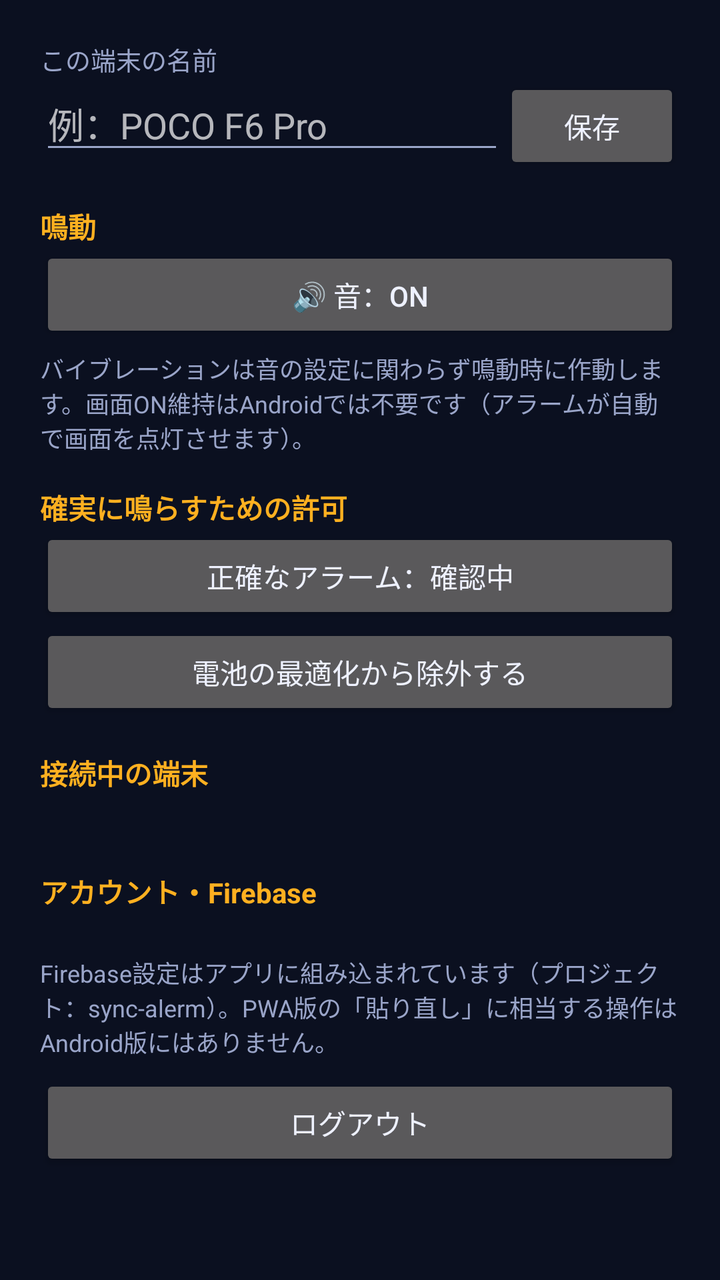
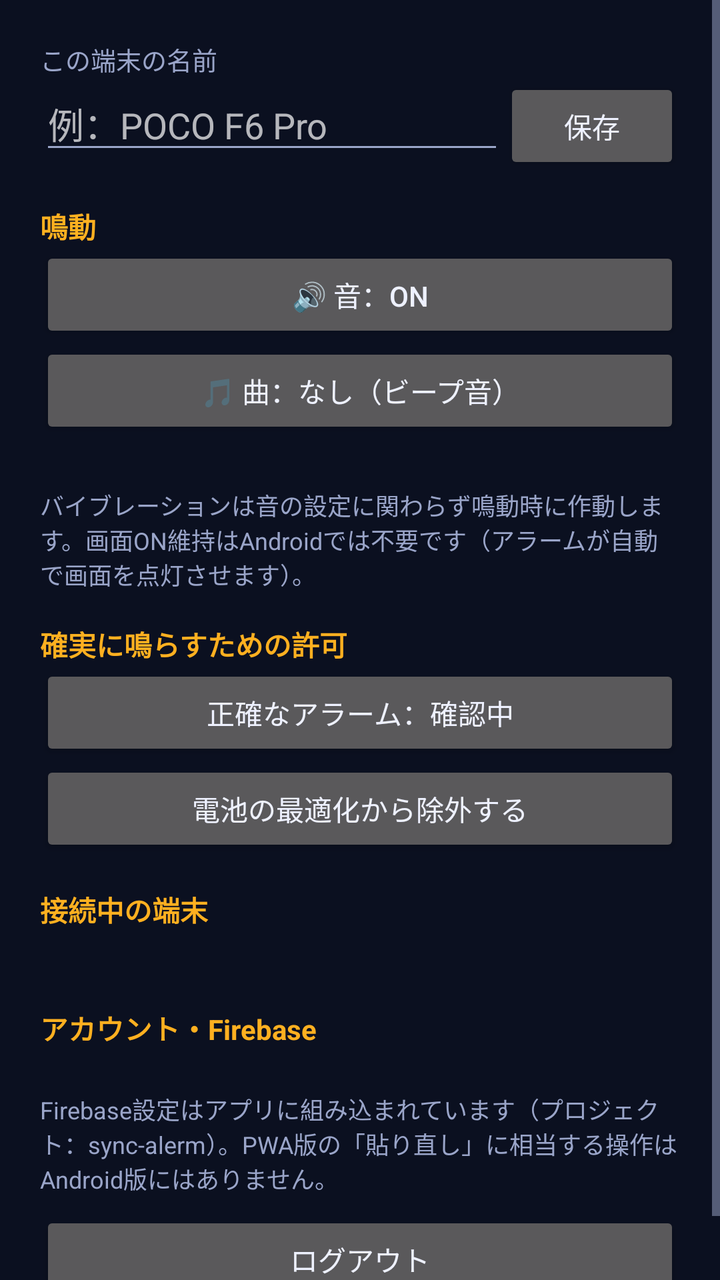

An Android layout rendered at two revisions. The XML below is the earlier revision; the diff shows what the commit changed to produce the second picture.
<!-- AndroidManifest.xml: application theme Theme.SyncAlarm -->
<!-- res/layout/dialog_settings.xml -->
<?xml version="1.0" encoding="utf-8"?>
<ScrollView xmlns:android="http://schemas.android.com/apk/res/android"
    android:layout_width="match_parent"
    android:layout_height="wrap_content">

    <LinearLayout
        android:layout_width="match_parent"
        android:layout_height="wrap_content"
        android:orientation="vertical"
        android:padding="20dp">

        <TextView
            android:layout_width="match_parent"
            android:layout_height="wrap_content"
            android:text="この端末の名前"
            android:textColor="@color/muted"
            android:textSize="12.5sp" />

        <LinearLayout
            android:layout_width="match_parent"
            android:layout_height="wrap_content"
            android:orientation="horizontal">

            <EditText
                android:id="@+id/deviceNameInput"
                android:layout_width="0dp"
                android:layout_height="wrap_content"
                android:layout_weight="1"
                android:hint="例：POCO F6 Pro"
                android:inputType="text"
                android:maxLines="1" />

            <Button
                android:id="@+id/saveDeviceBtn"
                android:layout_width="wrap_content"
                android:layout_height="wrap_content"
                android:text="保存" />
        </LinearLayout>

        <TextView
            android:layout_width="match_parent"
            android:layout_height="wrap_content"
            android:layout_marginTop="16dp"
            android:text="鳴動"
            android:textColor="@color/accent"
            android:textSize="14sp"
            android:textStyle="bold" />

        <Button
            android:id="@+id/soundBtn"
            android:layout_width="match_parent"
            android:layout_height="wrap_content"
            android:text="🔊 音：ON" />

        <TextView
            android:layout_width="match_parent"
            android:layout_height="wrap_content"
            android:layout_marginTop="4dp"
            android:text="バイブレーションは音の設定に関わらず鳴動時に作動します。画面ON維持はAndroidでは不要です（アラームが自動で画面を点灯させます）。"
            android:textColor="@color/muted"
            android:textSize="12sp" />

        <TextView
            android:layout_width="match_parent"
            android:layout_height="wrap_content"
            android:layout_marginTop="16dp"
            android:text="確実に鳴らすための許可"
            android:textColor="@color/accent"
            android:textSize="14sp"
            android:textStyle="bold" />

        <Button
            android:id="@+id/exactBtn"
            android:layout_width="match_parent"
            android:layout_height="wrap_content"
            android:text="正確なアラーム：確認中" />

        <Button
            android:id="@+id/batteryBtn"
            android:layout_width="match_parent"
            android:layout_height="wrap_content"
            android:text="電池の最適化から除外する" />

        <TextView
            android:layout_width="match_parent"
            android:layout_height="wrap_content"
            android:layout_marginTop="16dp"
            android:text="接続中の端末"
            android:textColor="@color/accent"
            android:textSize="14sp"
            android:textStyle="bold" />

        <TextView
            android:id="@+id/devicesText"
            android:layout_width="match_parent"
            android:layout_height="wrap_content"
            android:layout_marginTop="4dp"
            android:textColor="@color/text"
            android:textSize="13.5sp" />

        <TextView
            android:layout_width="match_parent"
            android:layout_height="wrap_content"
            android:layout_marginTop="16dp"
            android:text="アカウント・Firebase"
            android:textColor="@color/accent"
            android:textSize="14sp"
            android:textStyle="bold" />

        <TextView
            android:id="@+id/accountText"
            android:layout_width="match_parent"
            android:layout_height="wrap_content"
            android:textColor="@color/muted"
            android:textSize="12.5sp" />

        <TextView
            android:layout_width="match_parent"
            android:layout_height="wrap_content"
            android:layout_marginTop="4dp"
            android:text="Firebase設定はアプリに組み込まれています（プロジェクト：sync-alerm）。PWA版の「貼り直し」に相当する操作はAndroid版にはありません。"
            android:textColor="@color/muted"
            android:textSize="12sp" />

        <Button
            android:id="@+id/logoutBtn"
            android:layout_width="match_parent"
            android:layout_height="wrap_content"
            android:layout_marginTop="8dp"
            android:text="ログアウト" />
    </LinearLayout>
</ScrollView>
<!-- resources referenced by this layout -->
<resources>
  <color name="accent">#FFB020</color>
  <color name="muted">#9AA5C9</color>
  <color name="text">#EEF1FF</color>
  <style name="Theme.SyncAlarm" parent="Theme.AppCompat.NoActionBar">
          <item name="colorPrimary">@color/accent</item>
          <item name="colorAccent">@color/accent</item>
          <item name="android:windowBackground">@color/bg</item>
          <item name="android:statusBarColor">@color/bg</item>
          <item name="android:textColorPrimary">@color/text</item>
          <item name="android:textColorSecondary">@color/muted</item>
      </style>
  <color name="bg">#0B1020</color>
</resources>

<!-- the commit's change to res/layout/dialog_settings.xml (unified diff, before → after) -->
@@ -51,6 +51,20 @@
             android:layout_width="match_parent"
             android:layout_height="wrap_content"
             android:text="🔊 音：ON" />
+
+        <Button
+            android:id="@+id/trackBtn"
+            android:layout_width="match_parent"
+            android:layout_height="wrap_content"
+            android:text="🎵 曲：なし（ビープ音）" />
+
+        <TextView
+            android:id="@+id/trackHint"
+            android:layout_width="match_parent"
+            android:layout_height="wrap_content"
+            android:layout_marginTop="4dp"
+            android:textColor="@color/muted"
+            android:textSize="12sp" />
 
         <TextView
             android:layout_width="match_parent"
